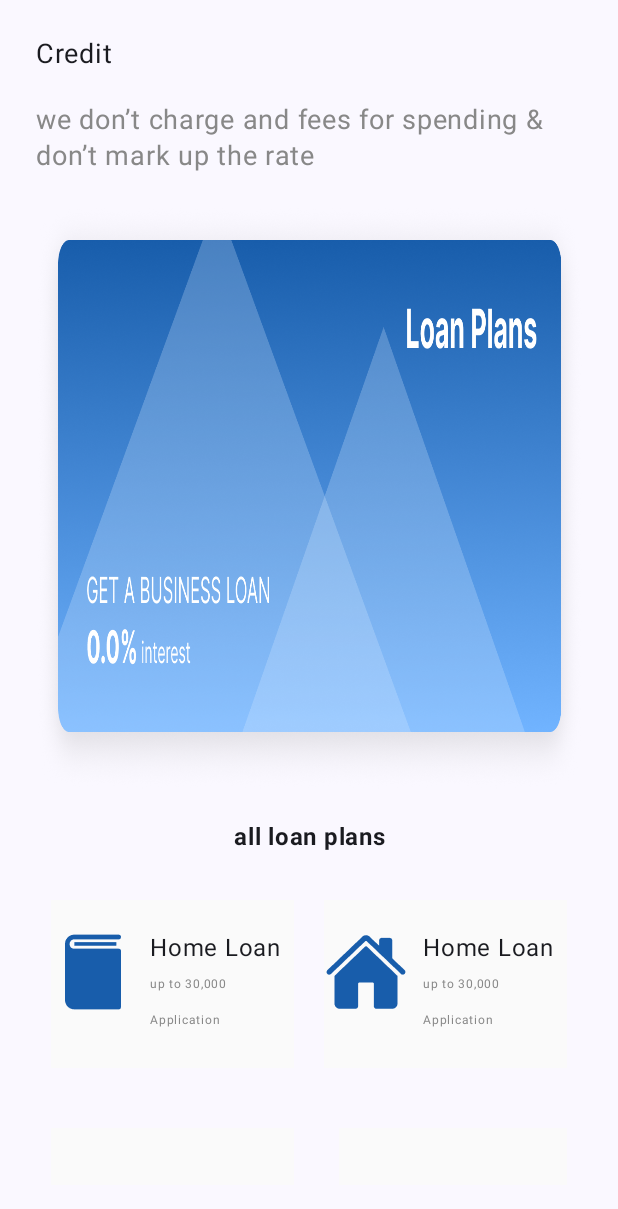
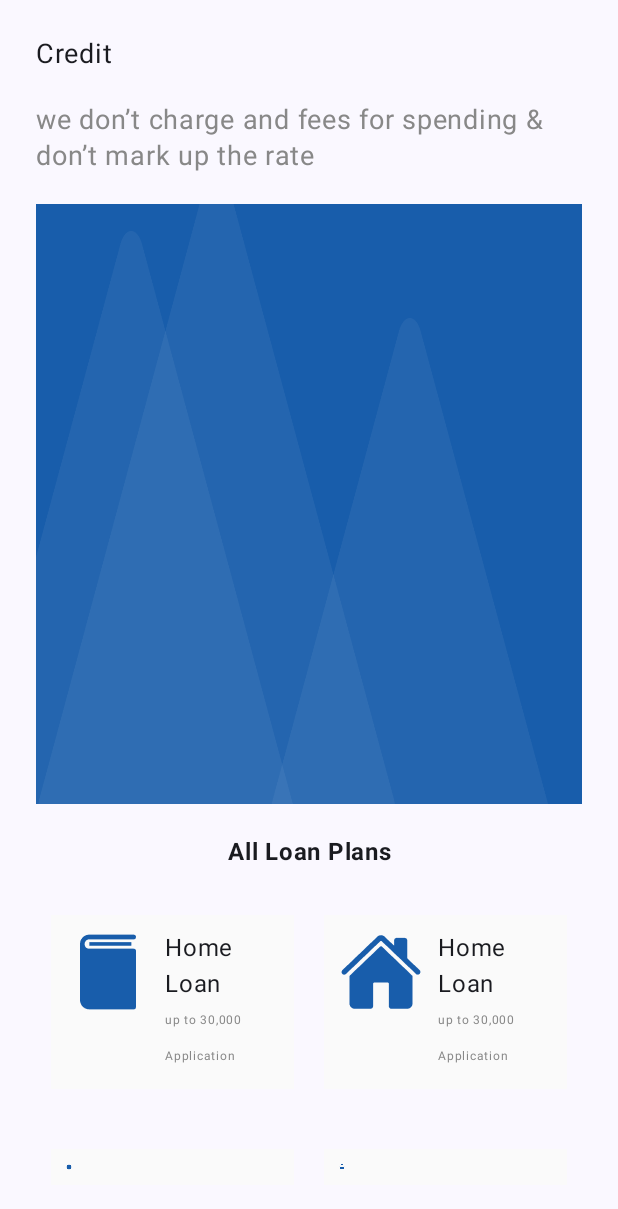
Before and after one commit to ikran-04/sal_bnk_app, an Android app built with Jetpack Compose: the composable MurabahScreen shown on its own in the app's theme, on a phone screen of 412 x 824 dp. Shown: the top 1209 px of the screen. Run offline under Robolectric (Android 15) with nearby library versions, the light colour scheme and no system bars.

Commit message:
i think if fixed all but one

```diff
--- a/app/src/main/java/com/example/sal_bank_app/Murabaha.kt
+++ b/app/src/main/java/com/example/sal_bank_app/Murabaha.kt
@@ -8,9 +8,11 @@
 import androidx.compose.foundation.layout.fillMaxSize
 import androidx.compose.foundation.layout.fillMaxWidth
 import androidx.compose.foundation.layout.padding
+import androidx.compose.foundation.shape.RoundedCornerShape
 import androidx.compose.material3.Text
 import androidx.compose.runtime.Composable
 import androidx.compose.ui.Modifier
+import androidx.compose.ui.draw.clip
 import androidx.compose.ui.graphics.Color
 import androidx.compose.ui.layout.ContentScale
 import androidx.compose.ui.res.painterResource
@@ -31,8 +33,8 @@
         ){
             Text(text = "Credit", fontSize = 18.sp,)
             Text(text = "we don’t charge and fees for spending & don’t mark up the rate", fontSize = 18.sp, color = Color.Gray)
-            Image(painter = painterResource(id = R.drawable.murbah_bnner), contentDescription = null, contentScale = ContentScale.FillBounds)
-            Text(text = "all loan plans" , textAlign = TextAlign.Center, fontWeight = FontWeight.Bold, modifier = Modifier.fillMaxWidth())
+            Image(painter = painterResource(id = R.drawable.blance_bg), contentDescription = null, contentScale = ContentScale.FillBounds)
+            Text(text = "All Loan Plans" , textAlign = TextAlign.Center, fontWeight = FontWeight.Bold, modifier = Modifier.fillMaxWidth())
 
             Row (
                 modifier = Modifier
@@ -47,7 +49,7 @@
                 ){
 
                 Row(
-                    modifier = Modifier.fillMaxWidth().padding(vertical = 20.dp),
+                    modifier = Modifier.fillMaxWidth().padding( 10.dp),
                     horizontalArrangement = Arrangement.spacedBy(10.dp)
                 ) {
                     Image(
@@ -69,7 +71,7 @@
                         .background(Color(0xFFFAFAFA)),
                 ){
                 Row(
-                    modifier = Modifier.fillMaxWidth().padding(vertical = 20.dp),
+                    modifier = Modifier.fillMaxWidth().padding( 10.dp),
                     horizontalArrangement = Arrangement.spacedBy(10.dp)
                 ) {
                     Image(
@@ -86,16 +88,17 @@
             }
             Row (
                 modifier = Modifier.fillMaxWidth(),
-                horizontalArrangement = Arrangement.spacedBy(10.dp)
+                horizontalArrangement = Arrangement.SpaceBetween
             ) {
                 Column (
                     modifier = Modifier
                         .fillMaxWidth(.5f)
                         .padding(10.dp)
-                        .background(Color(0xFFFAFAFA)),
+                        .background(Color(0xFFFAFAFA))
+                        .clip( RoundedCornerShape(10.dp)),
                 ){
                 Row(
-                    modifier = Modifier.fillMaxWidth().padding(vertical = 20.dp),
+                    modifier = Modifier.fillMaxWidth().padding( 10.dp),
                     horizontalArrangement = Arrangement.spacedBy(10.dp)
                 ) {
                     Image(
@@ -117,13 +120,12 @@
                         .background(Color(0xFFFAFAFA)),
                 ){
                     Row(
-                        modifier = Modifier
-                            .fillMaxWidth()
-                            .padding(vertical = 20.dp),
+
+                        modifier = Modifier.fillMaxWidth().padding( 10.dp),
                         horizontalArrangement = Arrangement.spacedBy(10.dp)
                     ) {
                         Image(
-                            painter = painterResource(id = R.drawable.education),
+                            painter = painterResource(id = R.drawable.special),
                             contentDescription = null
                         )
                         Column {
```
Also changed, not shown: app/src/main/java/com/example/sal_bank_app/AnlyticScreen.kt (+4 -4 lines), app/src/main/java/com/example/sal_bank_app/Loans.kt (+19 -9 lines), app/src/main/res/drawable-nodpi/right_blck.png (added).
